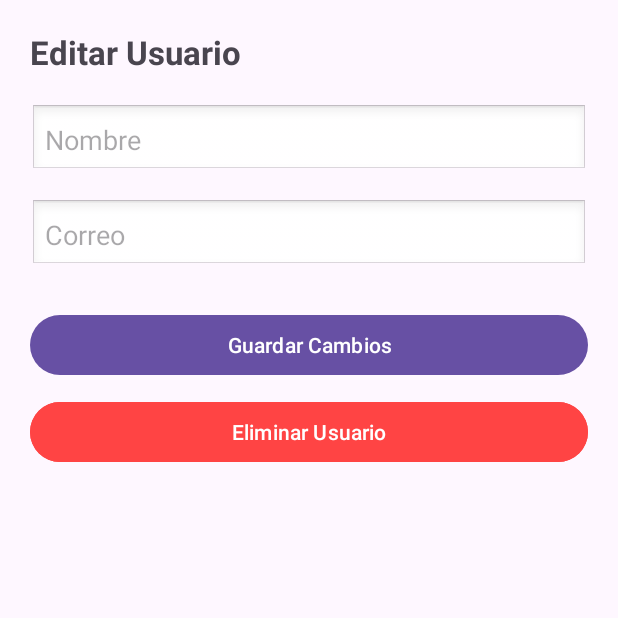
After one commit to SebastianTR2/AC_ApiBaseDatosLite, an Android app: the EditUserActivity screen opened directly, with no data from a screen before it, on a phone screen of 412 x 824 dp, the top half of it. The commit adds this screen. Run offline under Robolectric (Android 15) with nearby library versions, the phone set to English and light mode, and no system bars.

Commit message:
Segundo commit

```diff
--- /dev/null
+++ b/app/src/main/java/com/example/apiferreteriamovil/activities/EditUserActivity.java
@@ -0,0 +1,90 @@
+package com.example.apiferreteriamovil.activities;
+
+import android.os.Bundle;
+import android.widget.Button;
+import android.widget.EditText;
+import android.widget.Toast;
+
+import androidx.appcompat.app.AppCompatActivity;
+
+import com.example.apiferreteriamovil.R;
+import com.example.apiferreteriamovil.api.ApiClient;
+import com.example.apiferreteriamovil.api.ApiService;
+import com.example.apiferreteriamovil.models.Usuario;
+
+import retrofit2.Call;
+import retrofit2.Callback;
+import retrofit2.Response;
+
+public class EditUserActivity extends AppCompatActivity {
+
+    EditText edtNombre, edtCorreo;
+    Button btnGuardar, btnEliminar;
+    ApiService apiService;
+
+    int userId;
+    int rolId = 1; // Temporal, porque tu API requiere un rol aunque no lo muestres aquí
+
+    @Override
+    protected void onCreate(Bundle savedInstanceState) {
+        super.onCreate(savedInstanceState);
+        setContentView(R.layout.activity_edit_user);
+
+        edtNombre = findViewById(R.id.edtEditarNombre);
+        edtCorreo = findViewById(R.id.edtEditarCorreo);
+        btnGuardar = findViewById(R.id.btnGuardarCambios);
+        btnEliminar = findViewById(R.id.btnEliminarUsuario);
+
+        apiService = ApiClient.getClient().create(ApiService.class);
+
+        userId = getIntent().getIntExtra("id", -1);
+        edtNombre.setText(getIntent().getStringExtra("nombre"));
+        edtCorreo.setText(getIntent().getStringExtra("correo"));
+        btnGuardar.setOnClickListener(v -> guardarCambios());
+        btnEliminar.setOnClickListener(v -> eliminarUsuario());
+    }
+
+    private void guardarCambios() {
+        Usuario u = new Usuario();
+        u.id = userId;
+        u.nombre = edtNombre.getText().toString().trim();
+        u.correo = edtCorreo.getText().toString().trim();
+        u.rolId = rolId;
+
+        if (u.nombre.isEmpty() || u.correo.isEmpty()) {
+            Toast.makeText(this, "Completa todos los campos", Toast.LENGTH_SHORT).show();
+            return;
+        }
+
+        apiService.updateUsuario(userId, u).enqueue(new Callback<Void>() {
+            @Override
+            public void onResponse(Call<Void> call, Response<Void> response) {
+                Toast.makeText(EditUserActivity.this, "Usuario actualizado", Toast.LENGTH_SHORT).show();
+                finish();
+            }
+
+            @Override
+            public void onFailure(Call<Void> call, Throwable t) {
+                t.printStackTrace();
+                Toast.makeText(EditUserActivity.this, "Error al actualizar", Toast.LENGTH_SHORT).show();
+            }
+        });
+    }
+
+
+    private void eliminarUsuario() {
+        apiService.deleteUsuario(userId).enqueue(new Callback<Void>() {
+            @Override
+            public void onResponse(Call<Void> call, Response<Void> response) {
+                Toast.makeText(EditUserActivity.this, "Usuario eliminado", Toast.LENGTH_SHORT).show();
+                finish();
+            }
+
+            @Override
+            public void onFailure(Call<Void> call, Throwable t) {
+                t.printStackTrace();
+                Toast.makeText(EditUserActivity.this, "Error al eliminar", Toast.LENGTH_SHORT).show();
+            }
+        });
+    }
+}
--- a/app/src/main/java/com/example/apiferreteriamovil/api/ApiClient.java
+++ b/app/src/main/java/com/example/apiferreteriamovil/api/ApiClient.java
@@ -6,7 +6,7 @@ import retrofit2.converter.gson.GsonConverterFactory;
 public class ApiClient {
 
     private static Retrofit retrofit = null;
-    private static String BASE_URL = "https://jsonplaceholder.typicode.com/";
+    private static final String BASE_URL = "http://192.168.1.8:5070/api/";
 
     public static Retrofit getClient() {
         if (retrofit == null) {
--- a/app/src/main/java/com/example/apiferreteriamovil/api/ApiService.java
+++ b/app/src/main/java/com/example/apiferreteriamovil/api/ApiService.java
@@ -7,11 +7,26 @@ import java.util.List;
 
 import retrofit2.Call;
 import retrofit2.http.Body;
+import retrofit2.http.DELETE;
 import retrofit2.http.GET;
 import retrofit2.http.POST;
+import retrofit2.http.PUT;
+import retrofit2.http.Path;
 
 public interface ApiService {
 
-    @GET("users")
+    @GET("Usuarios")
     Call<List<Usuario>> getUsuarios();
+
+    @POST("Usuarios")
+    Call<Usuario> createUsuario(@Body Usuario usuario);
+
+    @GET("Roles")
+    Call<List<Rol>> getRoles();
+
+    @PUT("Usuarios/{id}")
+    Call<Void> updateUsuario(@Path("id") int id, @Body Usuario usuario);
+
+    @DELETE("Usuarios/{id}")
+    Call<Void> deleteUsuario(@Path("id") int id);
 }
--- a/app/src/main/java/com/example/apiferreteriamovil/models/Usuario.java
+++ b/app/src/main/java/com/example/apiferreteriamovil/models/Usuario.java
@@ -2,6 +2,7 @@ package com.example.apiferreteriamovil.models;
 
 public class Usuario {
     public int id;
-    public String name;
-    public String email;
+    public String nombre;
+    public String correo;
+    public int rolId;
 }
--- /dev/null
+++ b/app/src/main/res/layout/activity_edit_user.xml
@@ -0,0 +1,70 @@
+<?xml version="1.0" encoding="utf-8"?>
+<androidx.constraintlayout.widget.ConstraintLayout
+    xmlns:android="http://schemas.android.com/apk/res/android"
+    xmlns:app="http://schemas.android.com/apk/res-auto"
+    android:layout_width="match_parent"
+    android:layout_height="match_parent"
+    android:padding="20dp">
+
+    <!-- TÍTULO -->
+    <TextView
+        android:id="@+id/txtTituloEditar"
+        android:layout_width="wrap_content"
+        android:layout_height="wrap_content"
+        android:text="Editar Usuario"
+        android:textSize="22sp"
+        android:textStyle="bold"
+        android:layout_marginBottom="20dp"
+        app:layout_constraintTop_toTopOf="parent"
+        app:layout_constraintStart_toStartOf="parent" />
+
+    <!-- NOMBRE -->
+    <EditText
+        android:id="@+id/edtEditarNombre"
+        android:layout_width="0dp"
+        android:layout_height="wrap_content"
+        android:hint="Nombre"
+        android:padding="10dp"
+        android:layout_marginTop="20dp"
+        android:background="@android:drawable/edit_text"
+        app:layout_constraintTop_toBottomOf="@id/txtTituloEditar"
+        app:layout_constraintStart_toStartOf="parent"
+        app:layout_constraintEnd_toEndOf="parent" />
+
+    <!-- CORREO -->
+    <EditText
+        android:id="@+id/edtEditarCorreo"
+        android:layout_width="0dp"
+        android:layout_height="wrap_content"
+        android:hint="Correo"
+        android:padding="10dp"
+        android:layout_marginTop="15dp"
+        android:background="@android:drawable/edit_text"
+        app:layout_constraintTop_toBottomOf="@id/edtEditarNombre"
+        app:layout_constraintStart_toStartOf="parent"
+        app:layout_constraintEnd_toEndOf="parent" />
+
+    <!-- BOTÓN GUARDAR -->
+    <Button
+        android:id="@+id/btnGuardarCambios"
+        android:layout_width="0dp"
+        android:layout_height="wrap_content"
+        android:text="Guardar Cambios"
+        android:layout_marginTop="25dp"
+        app:layout_constraintTop_toBottomOf="@id/edtEditarCorreo"
+        app:layout_constraintStart_toStartOf="parent"
+        app:layout_constraintEnd_toEndOf="parent" />
+
+    <!-- BOTÓN ELIMINAR -->
+    <Button
+        android:id="@+id/btnEliminarUsuario"
+        android:layout_width="0dp"
+        android:layout_height="wrap_content"
+        android:text="Eliminar Usuario"
+        android:backgroundTint="@android:color/holo_red_light"
+        android:layout_marginTop="10dp"
+        app:layout_constraintTop_toBottomOf="@id/btnGuardarCambios"
+        app:layout_constraintStart_toStartOf="parent"
+        app:layout_constraintEnd_toEndOf="parent" />
+
+</androidx.constraintlayout.widget.ConstraintLayout>
```
Also changed, not shown: app/src/main/AndroidManifest.xml (+5 -3 lines), app/src/main/java/com/example/apiferreteriamovil/UsuarioRepository.java (+4 -4 lines), app/src/main/java/com/example/apiferreteriamovil/activities/MainActivity.java (+29 -11 lines), app/src/main/java/com/example/apiferreteriamovil/adapters/UsuarioAdapter.java (+21 -3 lines).
